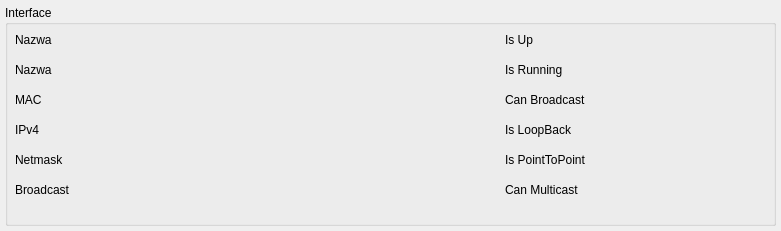
Before: the Qt Designer form Clinic_Serwer/w_interfaceinformationswidget.ui in jszmigiel2304/Clinic, drawn with Qt 5.
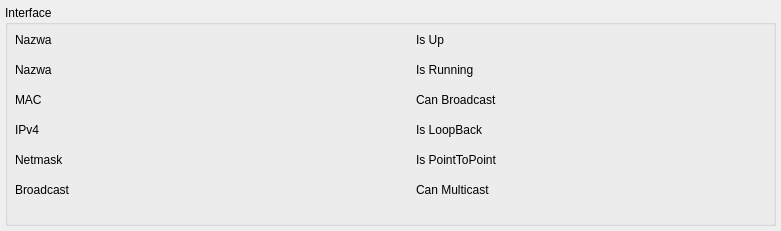
After: the same form once the commit is applied.

Diff of the .ui file:
```diff
--- a/Clinic_Serwer/w_interfaceinformationswidget.ui
+++ b/Clinic_Serwer/w_interfaceinformationswidget.ui
@@ -108,7 +108,7 @@
      <rect>
       <x>90</x>
       <y>20</y>
-      <width>400</width>
+      <width>311</width>
       <height>30</height>
      </rect>
     </property>
@@ -121,7 +121,7 @@
      <rect>
       <x>90</x>
       <y>50</y>
-      <width>400</width>
+      <width>311</width>
       <height>30</height>
      </rect>
     </property>
@@ -134,7 +134,7 @@
      <rect>
       <x>90</x>
       <y>80</y>
-      <width>400</width>
+      <width>311</width>
       <height>30</height>
      </rect>
     </property>
@@ -147,7 +147,7 @@
      <rect>
       <x>90</x>
       <y>110</y>
-      <width>400</width>
+      <width>311</width>
       <height>30</height>
      </rect>
     </property>
@@ -160,7 +160,7 @@
      <rect>
       <x>90</x>
       <y>140</y>
-      <width>400</width>
+      <width>311</width>
       <height>30</height>
      </rect>
     </property>
@@ -173,7 +173,7 @@
      <rect>
       <x>90</x>
       <y>170</y>
-      <width>400</width>
+      <width>311</width>
       <height>30</height>
      </rect>
     </property>
@@ -184,9 +184,9 @@
    <widget class="QLabel" name="l_isUp">
     <property name="geometry">
      <rect>
-      <x>500</x>
+      <x>411</x>
       <y>20</y>
-      <width>80</width>
+      <width>100</width>
       <height>30</height>
      </rect>
     </property>
@@ -197,9 +197,9 @@
    <widget class="QLabel" name="l_isRunning">
     <property name="geometry">
      <rect>
-      <x>500</x>
+      <x>411</x>
       <y>50</y>
-      <width>80</width>
+      <width>100</width>
       <height>30</height>
      </rect>
     </property>
@@ -210,9 +210,9 @@
    <widget class="QLabel" name="l_canBradcast">
     <property name="geometry">
      <rect>
-      <x>500</x>
+      <x>411</x>
       <y>80</y>
-      <width>80</width>
+      <width>100</width>
       <height>30</height>
      </rect>
     </property>
@@ -223,9 +223,9 @@
    <widget class="QLabel" name="l_isLoopback">
     <property name="geometry">
      <rect>
-      <x>500</x>
+      <x>411</x>
       <y>110</y>
-      <width>80</width>
+      <width>100</width>
       <height>30</height>
      </rect>
     </property>
@@ -236,9 +236,9 @@
    <widget class="QLabel" name="l_isPointToPoint">
     <property name="geometry">
      <rect>
-      <x>500</x>
+      <x>411</x>
       <y>140</y>
-      <width>80</width>
+      <width>100</width>
       <height>30</height>
      </rect>
     </property>
@@ -249,9 +249,9 @@
    <widget class="QLabel" name="l_canMulticast">
     <property name="geometry">
      <rect>
-      <x>500</x>
+      <x>411</x>
       <y>170</y>
-      <width>80</width>
+      <width>100</width>
       <height>30</height>
      </rect>
     </property>
@@ -262,7 +262,7 @@
    <widget class="QLabel" name="f_isUp">
     <property name="geometry">
      <rect>
-      <x>580</x>
+      <x>511</x>
       <y>20</y>
       <width>50</width>
       <height>30</height>
@@ -275,7 +275,7 @@
    <widget class="QLabel" name="f_IsRunning">
     <property name="geometry">
      <rect>
-      <x>580</x>
+      <x>511</x>
       <y>50</y>
       <width>50</width>
       <height>30</height>
@@ -288,7 +288,7 @@
    <widget class="QLabel" name="f_canBroadcast">
     <property name="geometry">
      <rect>
-      <x>580</x>
+      <x>511</x>
       <y>80</y>
       <width>50</width>
       <height>30</height>
@@ -301,7 +301,7 @@
    <widget class="QLabel" name="f_isLoopBack">
     <property name="geometry">
      <rect>
-      <x>580</x>
+      <x>511</x>
       <y>110</y>
       <width>50</width>
       <height>30</height>
@@ -314,7 +314,7 @@
    <widget class="QLabel" name="f_isPointToPoint">
     <property name="geometry">
      <rect>
-      <x>580</x>
+      <x>511</x>
       <y>140</y>
       <width>50</width>
       <height>30</height>
@@ -327,7 +327,7 @@
    <widget class="QLabel" name="f_canMlticast">
     <property name="geometry">
      <rect>
-      <x>580</x>
+      <x>511</x>
       <y>170</y>
       <width>50</width>
       <height>30</height>
```
Left out of the diff: 2 changed lines with no effect on the pictures.
